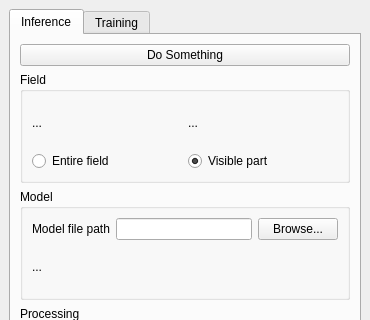
Above: plugin/deep_segmentation_framework/deep_segmentation_framework_dockwidget_base.ui from PUTvision/qgis-plugin-deepness before the change; both pictures show x 0 to 370 and y 0 to 320 of the 370 by 700 pixel window. Below: the same form after it.
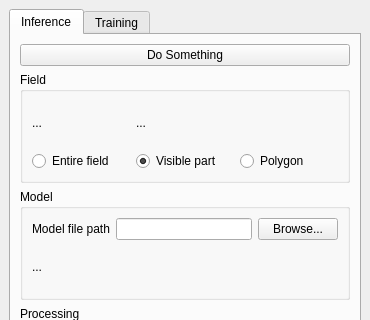
That is the form after the change.

Commit message: Add polygon selection of processing

The edit to the form file:
```diff
--- a/plugin/deep_segmentation_framework/deep_segmentation_framework_dockwidget_base.ui
+++ b/plugin/deep_segmentation_framework/deep_segmentation_framework_dockwidget_base.ui
@@ -73,6 +73,13 @@
                  </property>
                 </widget>
                </item>
+               <item row="1" column="2">
+                <widget class="QRadioButton" name="radioButton_inferencePolygonPart">
+                 <property name="text">
+                  <string>Polygon</string>
+                 </property>
+                </widget>
+               </item>
               </layout>
              </widget>
             </item>
```
The commit also changes 4 other files.
